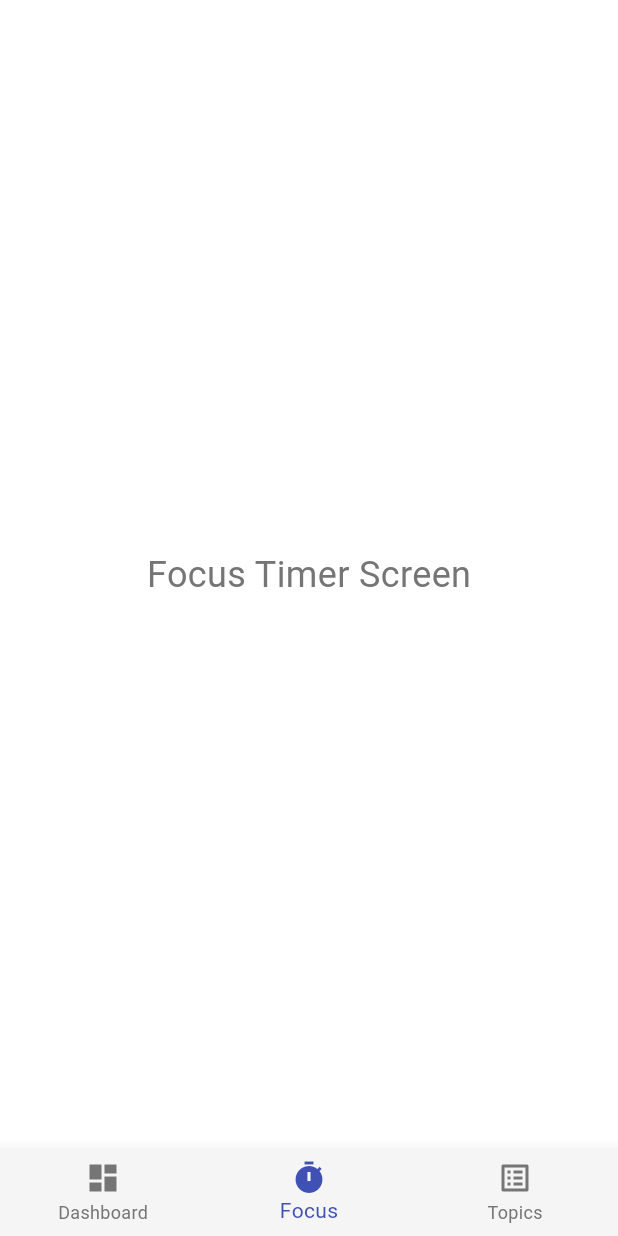
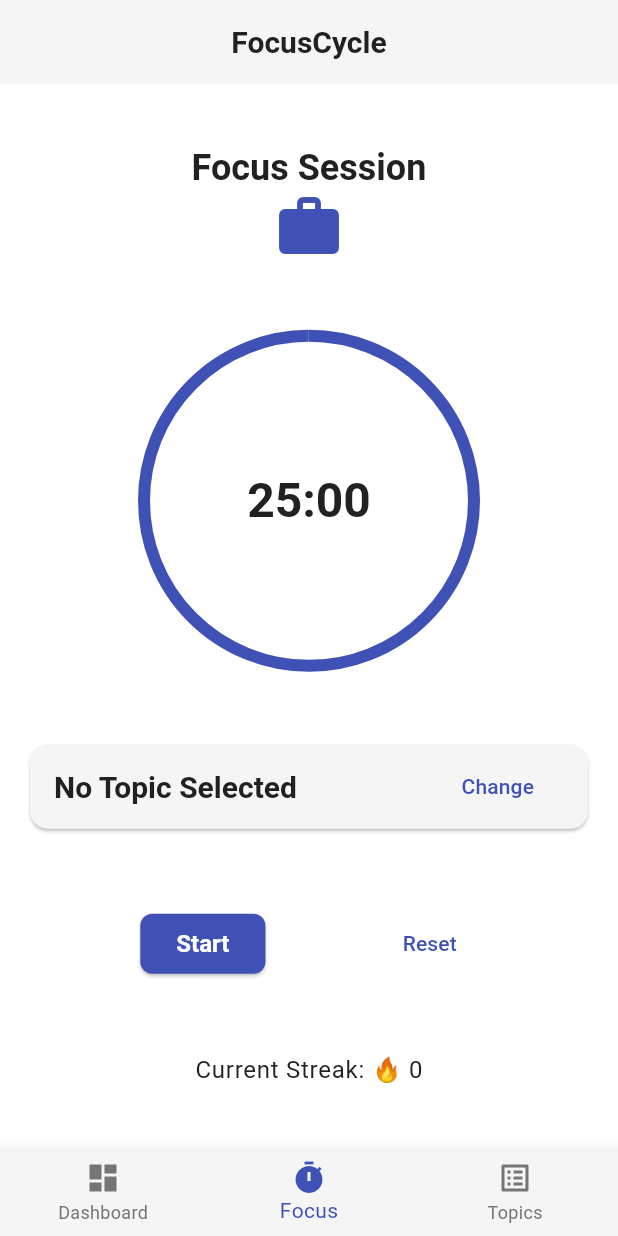
Before and after one commit to Soli1065/focus_cycle, a Flutter app: the screen it shows after launch, on a phone screen of 412 x 824 dp. Run offline on Flutter 3.47's test engine with Material 3 defaults, Android fonts, the phone set to English and light mode, and no system bars; our stand-ins replace flutter_riverpod.

Commit message:
timer feature development

```diff
--- /dev/null
+++ b/lib/models/topic.dart
@@ -0,0 +1,62 @@
+import 'package:uuid/uuid.dart';
+
+final _uuid = Uuid();
+
+class Topic {
+  final String id;
+  String name;
+  DateTime createdAt;
+  DateTime? lastReviewedAt;
+  int currentIntervalIndex;
+
+  Topic({
+    String? id,
+    required this.name,
+    DateTime? createdAt,
+    this.lastReviewedAt,
+    this.currentIntervalIndex = 0,
+  })  : id = id ?? _uuid.v4(),
+        createdAt = createdAt ?? DateTime.now();
+
+  /// Define spaced repetition intervals in days.
+  static const List<int> reviewIntervals = [1, 3, 7, 14, 30];
+
+  /// Calculate next review date based on current interval.
+  DateTime get nextReviewDate {
+    if (lastReviewedAt == null) return createdAt.add(const Duration(days: 1));
+    final days = reviewIntervals[currentIntervalIndex.clamp(0, reviewIntervals.length - 1)];
+    return lastReviewedAt!.add(Duration(days: days));
+  }
+
+  /// Call this when a review is completed
+  void markReviewed() {
+    lastReviewedAt = DateTime.now();
+    if (currentIntervalIndex < reviewIntervals.length - 1) {
+      currentIntervalIndex++;
+    }
+  }
+
+  /// Serialize to Map (for Hive or Isar)
+  Map<String, dynamic> toMap() {
+    return {
+      'id': id,
+      'name': name,
+      'createdAt': createdAt.toIso8601String(),
+      'lastReviewedAt': lastReviewedAt?.toIso8601String(),
+      'currentIntervalIndex': currentIntervalIndex,
+    };
+  }
+
+  /// Deserialize from Map
+  factory Topic.fromMap(Map<String, dynamic> map) {
+    return Topic(
+      id: map['id'],
+      name: map['name'],
+      createdAt: DateTime.parse(map['createdAt']),
+      lastReviewedAt: map['lastReviewedAt'] != null
+          ? DateTime.parse(map['lastReviewedAt'])
+          : null,
+      currentIntervalIndex: map['currentIntervalIndex'],
+    );
+  }
+}
--- /dev/null
+++ b/lib/providers/timer_providers.dart
@@ -0,0 +1,15 @@
+import 'package:flutter_riverpod/flutter_riverpod.dart';
+
+import '../models/topic.dart';
+
+enum TimerMode { focus, breakTime }
+
+final timerModeProvider = StateProvider<TimerMode>((ref) => TimerMode.focus);
+
+final selectedTopicProvider = StateProvider<Topic?>((ref) => null);
+
+final streakProvider = StateProvider<int>((ref) => 0);
+
+final remainingTimeProvider = StateProvider<Duration>((ref) => const Duration(minutes: 25));
+
+final timerRunningProvider = StateProvider<bool>((ref) => false);
--- a/lib/ui/screens/timer_screen.dart
+++ b/lib/ui/screens/timer_screen.dart
@@ -1,16 +1,119 @@
-
+import 'dart:async';
 
 import 'package:flutter/material.dart';
+import 'package:flutter_riverpod/flutter_riverpod.dart';
 
-class TimerScreen extends StatelessWidget {
+import '../../providers/timer_providers.dart';
+import '../../models/topic.dart';
+import '../../services/timer_service.dart';
+
+class TimerScreen extends ConsumerWidget {
   const TimerScreen({super.key});
 
   @override
-  Widget build(BuildContext context) {
-    return const Center(
-      child: Text(
-        'Focus Timer Screen',
-        style: TextStyle(fontSize: 24),
+  Widget build(BuildContext context, WidgetRef ref) {
+    final mode = ref.watch(timerModeProvider);
+    final isRunning = ref.watch(timerRunningProvider);
+    final remaining = ref.watch(remainingTimeProvider);
+    final selectedTopic = ref.watch(selectedTopicProvider);
+    final streak = ref.watch(streakProvider);
+
+    final minutes = remaining.inMinutes.remainder(60).toString().padLeft(2, '0');
+    final seconds = (remaining.inSeconds.remainder(60)).toString().padLeft(2, '0');
+    final progress = remaining.inSeconds /
+        (mode == TimerMode.focus ? 25 * 60 : 5 * 60);
+
+    final timerService = TimerService();
+
+    return Scaffold(
+      appBar: AppBar(
+        title: const Text('FocusCycle'),
+        centerTitle: true,
+      ),
+      body: Padding(
+        padding: const EdgeInsets.all(16.0),
+        child: Column(
+          mainAxisAlignment: MainAxisAlignment.spaceAround,
+          crossAxisAlignment: CrossAxisAlignment.center,
+          children: [
+            Column(
+              children: [
+                Text(
+                  mode == TimerMode.focus ? 'Focus Session' : 'Break',
+                  style: Theme.of(context).textTheme.headlineMedium,
+                ),
+                Icon(
+                  mode == TimerMode.focus ? Icons.work : Icons.local_cafe,
+                  size: 48,
+                  color: Theme.of(context).colorScheme.primary,
+                ),
+              ],
+            ),
+
+            // Timer
+            Stack(
+              alignment: Alignment.center,
+              children: [
+                SizedBox(
+                  width: 220,
+                  height: 220,
+                  child: CircularProgressIndicator(
+                    value: progress,
+                    strokeWidth: 8,
+                    backgroundColor: Theme.of(context).colorScheme.surface,
+                  ),
+                ),
+                Text(
+                  '$minutes:$seconds',
+                  style: Theme.of(context).textTheme.headlineLarge,
+                ),
+              ],
+            ),
+
+            // Topic Card
+            Card(
+              child: ListTile(
+                title: Text(
+                  selectedTopic?.name ?? 'No Topic Selected',
+                  style: Theme.of(context).textTheme.titleLarge,
+                ),
+                trailing: TextButton(
+                  onPressed: () {
+                    // TODO: Open topic selector
+                  },
+                  child: const Text('Change'),
+                ),
+              ),
+            ),
+
+            // Controls
+            Row(
+              mainAxisAlignment: MainAxisAlignment.spaceEvenly,
+              children: [
+                ElevatedButton(
+                  onPressed: () {
+                    if (isRunning) {
+                      timerService.pause(ref);
+                    } else {
+                      timerService.start(ref);
+                    }
+                  },
+                  child: Text(isRunning ? 'Pause' : 'Start'),
+                ),
+                TextButton(
+                  onPressed: () => timerService.reset(ref),
+                  child: const Text('Reset'),
+                ),
+              ],
+            ),
+
+            // Streak Info
+            Text(
+              'Current Streak: 🔥 $streak',
+              style: Theme.of(context).textTheme.bodyLarge,
+            ),
+          ],
+        ),
       ),
     );
   }
--- a/pubspec.yaml
+++ b/pubspec.yaml
@@ -36,6 +36,7 @@ dependencies:
   # Use with the CupertinoIcons class for iOS style icons.
   cupertino_icons: ^1.0.8
   flutter_riverpod: ^2.6.1
+  uuid: ^4.5.1
 
 dev_dependencies:
   flutter_test:
```
Also changed, not shown: lib/services/timer_service.dart (added, +48 -0 lines), pubspec.lock.
